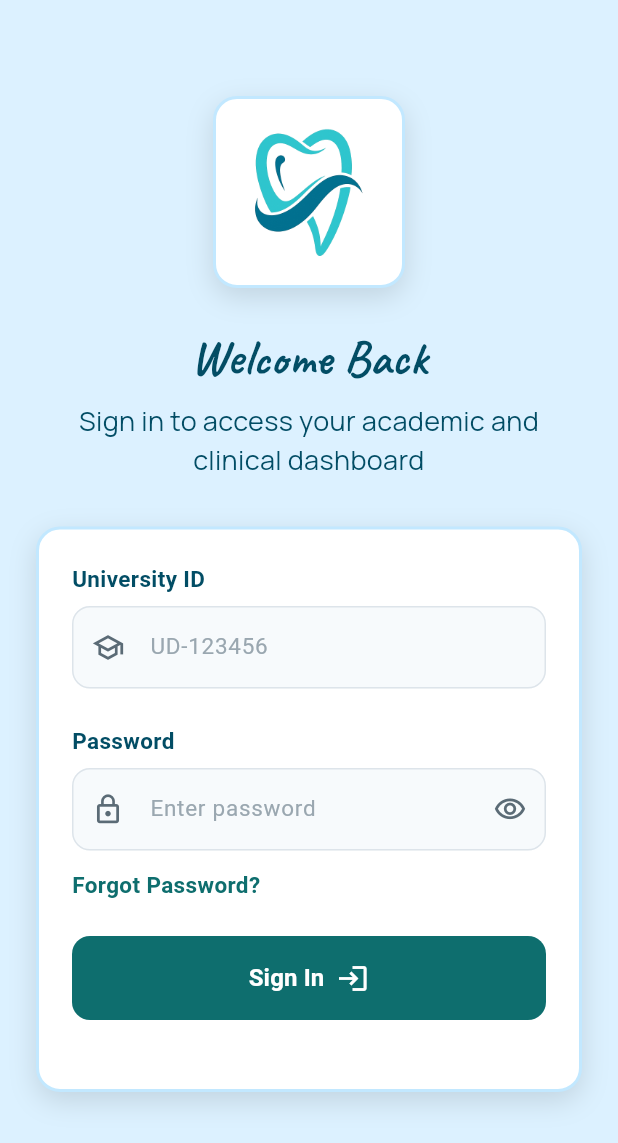
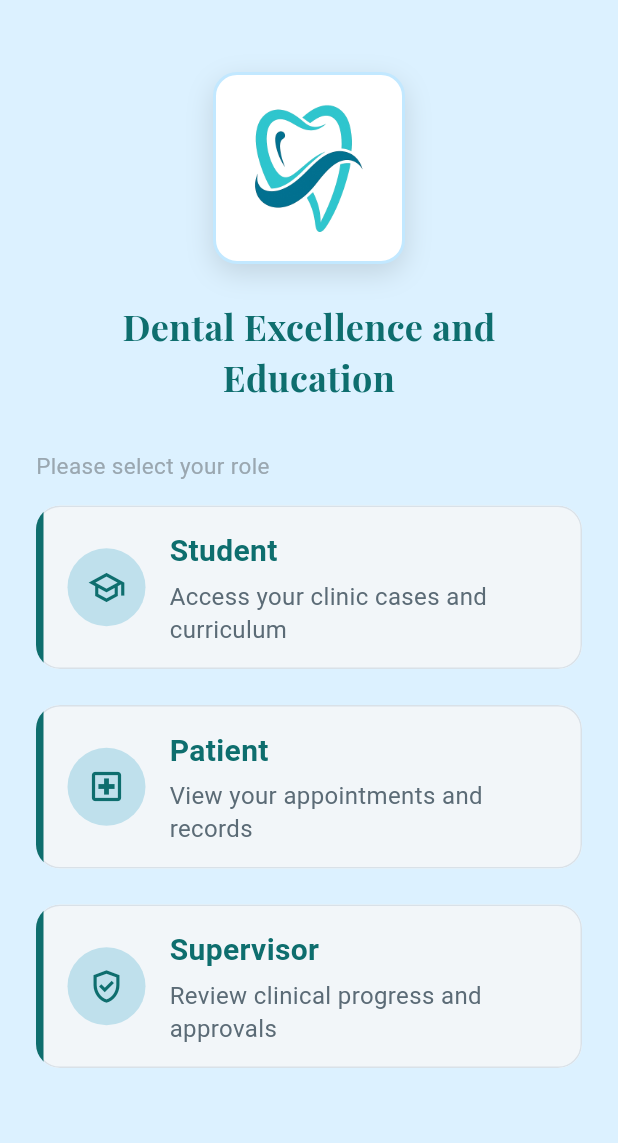
Before and after one commit to BaraaEzzedin/academic_dental_clinic, a Flutter app: the screen it shows after launch, on a phone screen of 412 x 824 dp. Shown: the top 1143 px of the screen. Run offline on Flutter 3.47's test engine with Material 3 defaults, Android fonts, the phone set to English and light mode, and no system bars; our stand-ins replace equatable, flutter_bloc, google_fonts, material_symbols_icons.

Commit message:
add select role screen

```diff
--- /dev/null
+++ b/devtools_options.yaml
@@ -0,0 +1,3 @@
+description: This file stores settings for Dart & Flutter DevTools.
+documentation: https://docs.flutter.dev/tools/devtools/extensions#configure-extension-enablement-states
+extensions:
--- a/lib/core/theme/app_text_style.dart
+++ b/lib/core/theme/app_text_style.dart
@@ -7,6 +7,7 @@ class AppTextStyles {
 
   static TextStyle caveat(TextStyle style) => GoogleFonts.caveat(textStyle: style);
   static TextStyle manrope(TextStyle style) => GoogleFonts.manrope(textStyle: style);
+  static TextStyle outFit(TextStyle style) => GoogleFonts.playfairDisplay(textStyle: style);
 
   static TextStyle welcome = caveat(const TextStyle(
       fontSize: 32 ,
@@ -21,8 +22,15 @@ class AppTextStyles {
     color: AppColors.textDark,
   ));
 
+  static TextStyle appDefinition = outFit( TextStyle(
+    fontSize: 24,
+    fontWeight: FontWeight.bold,
+    color: AppColors.primary,
+  ));
+
+
   static const TextStyle topBarTitle = TextStyle(
-    fontSize: 24,
+    fontSize: 20,
     fontWeight: FontWeight.w700,
     color: AppColors.primary,
   );
--- /dev/null
+++ b/lib/features/presentation/screens/select_role.dart
@@ -0,0 +1,70 @@
+import 'package:academic_dental_clinic/core/constants/app_colors.dart';
+import 'package:academic_dental_clinic/core/constants/app_dimensions.dart';
+import 'package:academic_dental_clinic/core/theme/app_text_style.dart';
+import 'package:academic_dental_clinic/features/presentation/screens/staff_login.dart';
+import 'package:academic_dental_clinic/features/presentation/widgets/logo_section.dart';
+import 'package:academic_dental_clinic/features/presentation/widgets/role_card.dart';
+import 'package:flutter/material.dart';
+import 'package:material_symbols_icons/material_symbols_icons.dart';
+
+class SelectRole extends StatelessWidget {
+  const SelectRole({super.key});
+
+  @override
+  Widget build(BuildContext context) {
+    return Scaffold(
+      backgroundColor: AppColors.scaffoldBackground,
+      body: SafeArea(
+        child: SingleChildScrollView(
+          padding: EdgeInsets.symmetric(
+            horizontal: AppDimensions.screenHorizontalPadding,
+            vertical: AppDimensions.xxl,
+                ),
+                child: Column(
+        mainAxisAlignment: MainAxisAlignment.center,
+        children: [
+          SizedBox(
+            height: AppDimensions.lg,
+            width: AppDimensions.maxContentWidth,
+          ),
+          LogoSection(),
+          SizedBox(height: AppDimensions.xl,),
+          Text("Dental Excellence and Education" , textAlign:  TextAlign.center, style: AppTextStyles.appDefinition,),
+          SizedBox(height: AppDimensions.xxl,),
+          Align(
+            alignment: Alignment.centerLeft,
+            child: Text("Please select your role" ,
+              style: AppTextStyles.hint,),
+          ),
+          SizedBox(height: AppDimensions.lg,),
+          RoleCard(icon: Icons.school_outlined, title: "Student", description: "Access your clinic cases and curriculum", onTap: (){
+            Navigator.of(context).push(
+                MaterialPageRoute(builder: (context) => const StaffLogin()),
+                );
+            }
+            ),
+          SizedBox(
+            height: AppDimensions.xl,
+          ),
+            RoleCard(icon: Icons.local_hospital_outlined, title: "Patient", description: "View your appointments and records", onTap: () {
+              Navigator.of(context).push(
+                MaterialPageRoute(builder: (context) => const StaffLogin()),
+              );
+            }
+            ),
+          SizedBox(
+            height: AppDimensions.xl,
+          ),
+          RoleCard(icon: Icons.gpp_good_outlined, title: "Supervisor", description: "Review clinical progress and approvals", onTap: () {
+            Navigator.of(context).push(
+              MaterialPageRoute(builder: (context) => const StaffLogin()),
+            );
+          }
+          ),
+        ],
+                ),
+              ),
+      ),
+    );
+  }
+}
--- a/lib/features/presentation/screens/staff_login.dart
+++ b/lib/features/presentation/screens/staff_login.dart
@@ -42,7 +42,8 @@ class _StaffLoginState extends State<StaffLogin> {
     return BlocProvider<PasswordCubit>(
       create: (_) => PasswordCubit(),
       child: Scaffold(backgroundColor: AppColors.scaffoldBackground,
-        body: SingleChildScrollView(
+        body: SafeArea(
+          child: SingleChildScrollView(
               padding: const EdgeInsets.symmetric(
                 horizontal: AppDimensions.screenHorizontalPadding,
                 vertical: AppDimensions.xxl,
@@ -51,7 +52,7 @@ class _StaffLoginState extends State<StaffLogin> {
                   mainAxisAlignment: MainAxisAlignment.center,
                   children: [
                     const SizedBox(
-                    height: AppDimensions.xxl,
+                      height: AppDimensions.lg,
                     ),
                     const LogoSection(),
                     const SizedBox(height: AppDimensions.xl),
@@ -80,6 +81,7 @@ class _StaffLoginState extends State<StaffLogin> {
                 ),
               ),
         ),
+          ),
      );
   }
 }
--- /dev/null
+++ b/lib/features/presentation/widgets/role_card.dart
@@ -0,0 +1,87 @@
+import 'package:flutter/material.dart';
+
+import '../../../../core/constants/app_dimensions.dart';
+import '../../../core/constants/app_colors.dart';
+import '../../../core/theme/app_text_style.dart';
+
+/// A single tappable role option: a left accent bar, a tinted icon circle, and
+/// a title + description. Reused for every role, so it holds no role-specific
+/// data — everything is passed in.
+class RoleCard extends StatelessWidget {
+  const RoleCard({
+    super.key,
+    required this.icon,
+    required this.title,
+    required this.description,
+    required this.onTap,
+    this.iconBackground = AppColors.logoBorder,
+    this.iconColor = AppColors.primary,
+    this.accentColor = AppColors.primary,
+  });
+
+  final IconData icon;
+  final String title;
+  final String description;
+  final VoidCallback onTap;
+  final Color iconBackground;
+  final Color iconColor;
+  final Color accentColor;
+
+  @override
+  Widget build(BuildContext context) {
+    return Material(
+      color: AppColors.cardBackground,
+      borderRadius: BorderRadius.circular(AppDimensions.radiusLg),
+      clipBehavior: Clip.antiAlias,
+      child: InkWell(
+        onTap: onTap,
+        child: DecoratedBox(
+          decoration: BoxDecoration(
+            borderRadius: BorderRadius.circular(AppDimensions.radiusLg),
+            border: Border.all(color: AppColors.cardBorder),
+          ),
+          child: IntrinsicHeight(
+            child: Row(
+              crossAxisAlignment: CrossAxisAlignment.stretch,
+              children: [
+                Container(width: 5, color: accentColor),
+                Expanded(
+                  child: Padding(
+                    padding: const EdgeInsets.all(AppDimensions.lg),
+                    child: Row(
+                      children: [
+                        Container(
+                          width: 52,
+                          height: 52,
+                          decoration: BoxDecoration(
+                            color: iconBackground,
+                            shape: BoxShape.circle,
+                          ),
+                          child: Icon(icon, color: iconColor, size: 26),
+                        ),
+                        const SizedBox(width: AppDimensions.lg),
+                        Expanded(
+                          child: Column(
+                            crossAxisAlignment: CrossAxisAlignment.start,
+                            children: [
+                              Text(title, style: AppTextStyles.topBarTitle),
+                              const SizedBox(height: AppDimensions.xs),
+                              Text(
+                                description,
+                                style: AppTextStyles.subtitle,
+                              ),
+                            ],
+                          ),
+                        ),
+                      ],
+                    ),
+                  ),
+                ),
+              ],
+            ),
+          ),
+        ),
+      ),
+    );
+  }
+}
--- a/lib/main.dart
+++ b/lib/main.dart
@@ -1,3 +1,4 @@
+import 'package:academic_dental_clinic/features/presentation/screens/select_role.dart';
 import 'package:academic_dental_clinic/features/presentation/screens/staff_login.dart';
 import 'package:flutter/material.dart';
 
@@ -12,7 +13,7 @@ class MyApp extends StatelessWidget {
   Widget build(BuildContext context) {
     return MaterialApp(
       debugShowCheckedModeBanner: false,
-      home: StaffLogin(),
+      home: SelectRole(),
     );
   }
 }
--- a/pubspec.yaml
+++ b/pubspec.yaml
@@ -37,6 +37,7 @@ dependencies:
   google_fonts: ^8.1.0
   flutter_bloc: ^9.1.1
   equatable: ^2.0.8
+  material_symbols_icons: ^4.2951.0
 
 dev_dependencies:
   flutter_test:
```
Also changed, not shown: pubspec.lock. Lines whose indentation alone changed are shown as unchanged.
